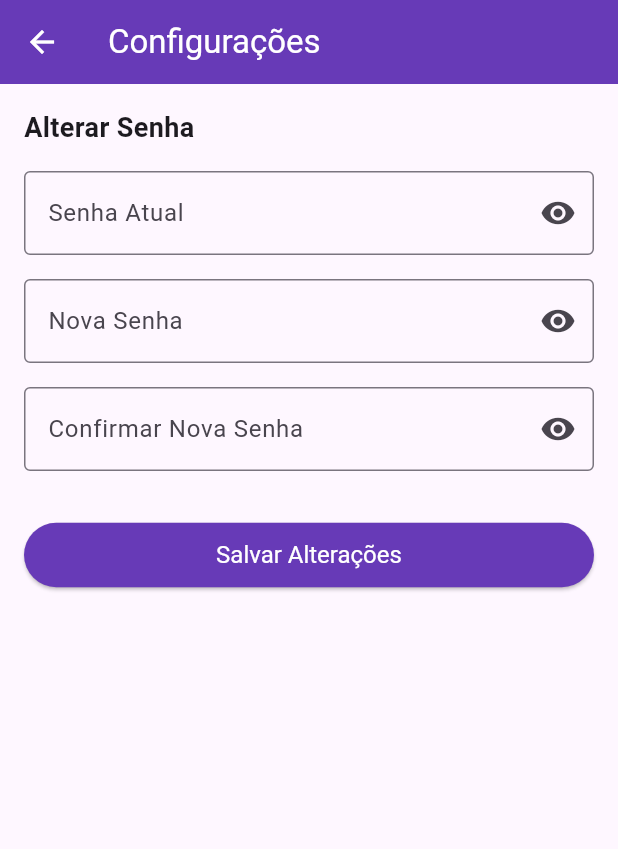
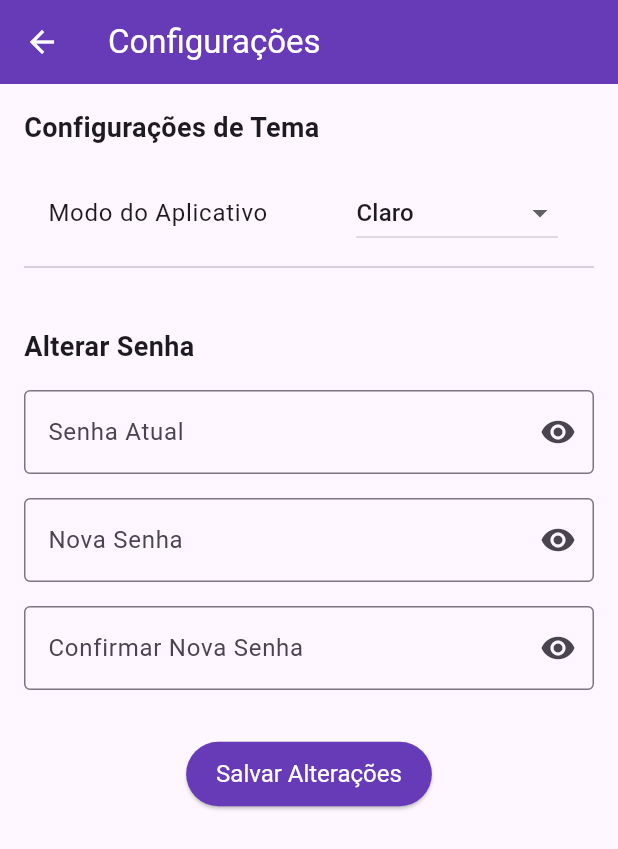
Before and after one commit to buenobr/Sou_estudante_Case, a Flutter app: the SettingsScreen screen opened directly, on a phone screen of 412 x 824 dp. Shown: the top 849 px of the screen. Run offline on Flutter 3.47's test engine with Material 3 defaults, Android fonts, the phone set to English and light mode, and no system bars; drawn by our look-alikes of google_mobile_ads; our stand-ins replace cloud_firestore, firebase_auth, firebase_core, google_sign_in, share_plus, shared_preferences; missing offline and left inert: any_link_preview; accounts and stored records are empty; generated files the repository leaves out were written again; network calls fail.

Commit message:
tema dark

```diff
--- a/lib/app_colors.dart
+++ b/lib/app_colors.dart
@@ -1,11 +1,11 @@
 // =================================================================================
-// 2. ARQUIVO: lib/app_colors.dart
+// 2. ARQUIVO: lib/app_colors.dart (CORRIGIDO PARA TEMA ESCURO)
 // =================================================================================
-// (Sem alterações, apenas para referência)
 import 'package:flutter/material.dart';
 
 class AppColors {
-  static const Color primary = Colors.deepPurple;
+  // Mude de 'Color' para 'MaterialColor'
+  static const MaterialColor primary = Colors.deepPurple; // <--- CORREÇÃO AQUI
   static const Color accent = Colors.amber;
   static const Color price = Color(0xFF2E7D32);
   static const Color danger = Colors.red;
--- a/lib/settings_screen.dart
+++ b/lib/settings_screen.dart
@@ -1,10 +1,12 @@
 // =================================================================================
-// ARQUIVO 2: lib/settings_screen.dart (ALTERADO)
+// ARQUIVO 2: lib/settings_screen.dart (ALTERADO COM OPÇÃO DE TEMA)
 // =================================================================================
 import 'package:flutter/material.dart';
 import 'package:firebase_auth/firebase_auth.dart';
 import 'package:google_mobile_ads/google_mobile_ads.dart';
+import 'package:provider/provider.dart'; // <--- NOVO IMPORT
 import 'ad_helper.dart';
+import 'theme_manager.dart'; // <--- NOVO IMPORT
 
 class SettingsScreen extends StatefulWidget {
   const SettingsScreen({super.key});
@@ -21,7 +23,6 @@ class _SettingsScreenState extends State<SettingsScreen> {
   bool _isLoading = false;
   BannerAd? _bannerAd;
 
-  // Variáveis de estado para cada campo de senha
   bool _isCurrentPasswordVisible = false;
   bool _isNewPasswordVisible = false;
   bool _isConfirmPasswordVisible = false;
@@ -79,6 +80,8 @@ class _SettingsScreenState extends State<SettingsScreen> {
 
   @override
   Widget build(BuildContext context) {
+    final themeManager = Provider.of<ThemeManager>(context); // <--- NOVO: Acessa o ThemeManager
+
     return Scaffold(
       appBar: AppBar(title: const Text('Configurações')),
       body: Column(
@@ -86,12 +89,35 @@ class _SettingsScreenState extends State<SettingsScreen> {
           Expanded(
             child: Padding(
               padding: const EdgeInsets.all(16.0),
-              child: Form(
-                key: _formKey,
-                child: ListView(
+              child: ListView( // Mudei Column para ListView para evitar overflow
                 children: [
+                  const Text('Configurações de Tema', style: TextStyle(fontSize: 18, fontWeight: FontWeight.bold)), // <--- NOVO
+                  const SizedBox(height: 16),
+                  ListTile( // <--- NOVO: Opção de Tema
+                    title: const Text('Modo do Aplicativo'),
+                    trailing: DropdownButton<ThemeMode>(
+                      value: themeManager.themeMode,
+                      onChanged: (ThemeMode? newValue) {
+                        if (newValue != null) {
+                          themeManager.setThemeMode(newValue);
+                        }
+                      },
+                      items: const [
+                        DropdownMenuItem(value: ThemeMode.system, child: Text('Seguir Sistema')),
+                        DropdownMenuItem(value: ThemeMode.light, child: Text('Claro')),
+                        DropdownMenuItem(value: ThemeMode.dark, child: Text('Escuro')),
+                      ],
+                    ),
+                  ),
+                  const Divider(), // <--- NOVO
+                  const SizedBox(height: 32), // <--- Espaçamento
+
                   const Text('Alterar Senha', style: TextStyle(fontSize: 18, fontWeight: FontWeight.bold)),
                   const SizedBox(height: 16),
+                  Form( // O Formulário de senha fica dentro do ListView
+                    key: _formKey,
+                    child: Column(
+                      children: [
                         TextFormField(
                           controller: _currentPasswordController,
                           obscureText: !_isCurrentPasswordVisible,
@@ -138,6 +164,8 @@ class _SettingsScreenState extends State<SettingsScreen> {
                       ],
                     ),
                   ),
+                ],
+              ),
             ),
           ),
           if (_bannerAd != null)
--- a/pubspec.yaml
+++ b/pubspec.yaml
@@ -28,6 +28,10 @@ dependencies:
   any_link_preview: ^3.0.3
   url_launcher: ^6.3.0
   share_plus: ^9.0.0
+
+  # Para o tema
+  shared_preferences: ^2.2.3
+  provider: ^6.1.2
 
   cupertino_icons: ^1.0.6
 
```
Also changed, not shown: lib/home_screen.dart (+24 -22 lines), lib/main.dart (+38 -3 lines), lib/theme_manager.dart (added, +54 -0 lines), pubspec.lock. Lines whose indentation alone changed are shown as unchanged.
